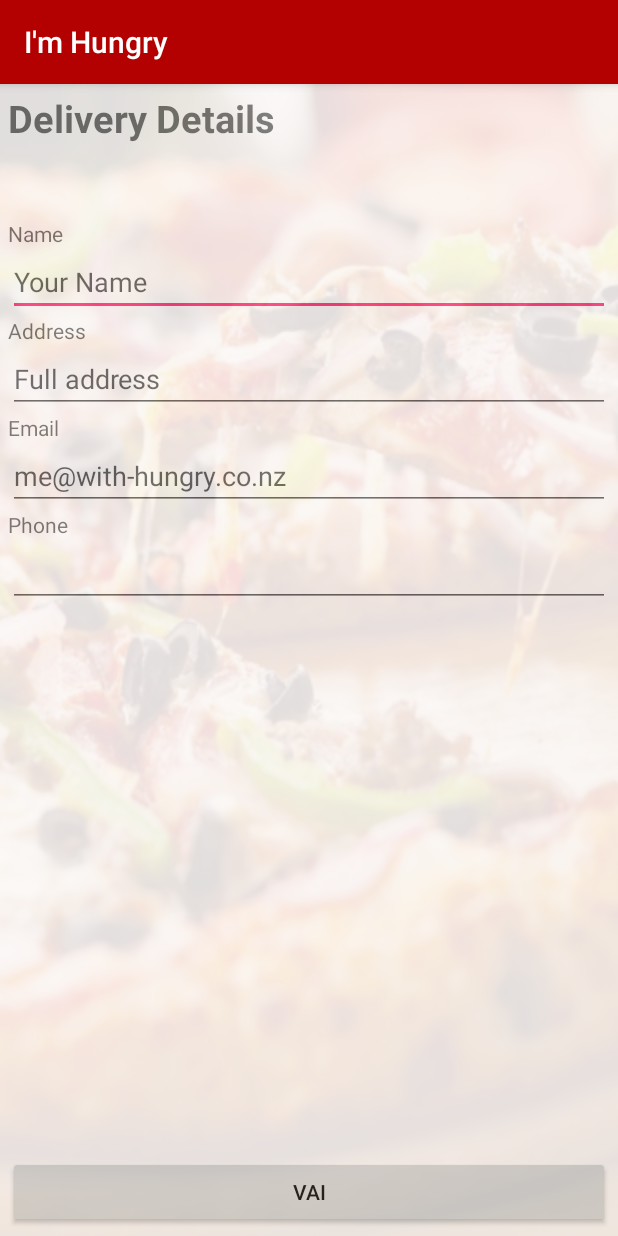
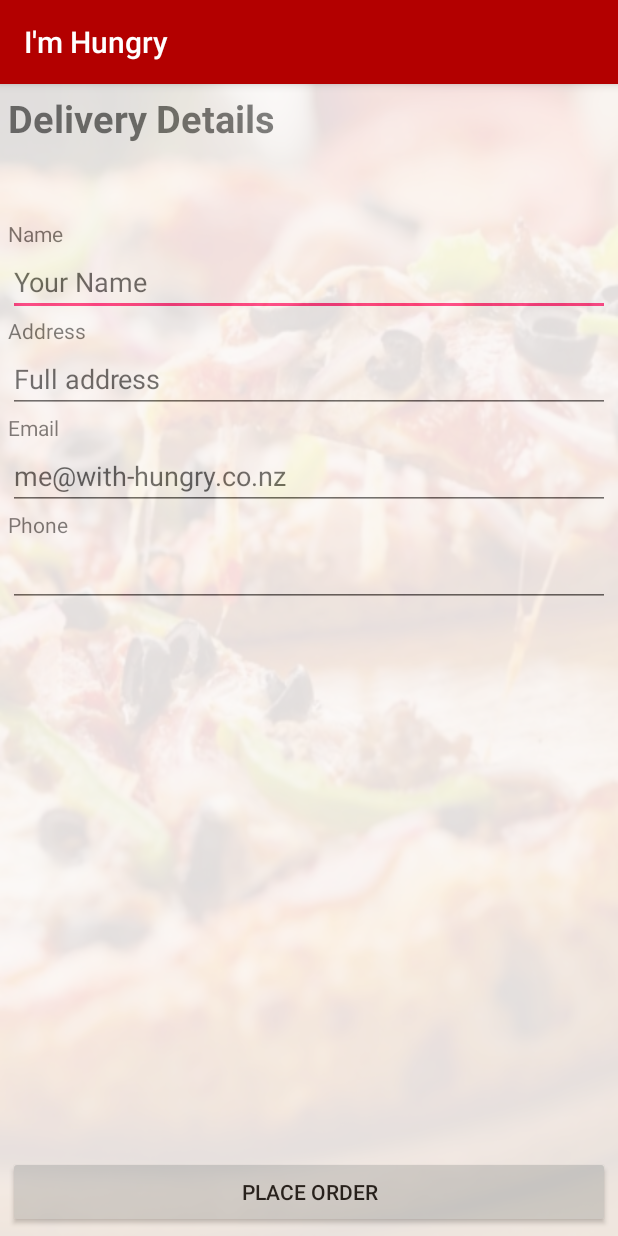
Before and after one commit to daniel-salgado/ImHungry, an Android app: the DeliveryDetailsActivity screen opened directly, with no data from a screen before it, on a phone screen of 412 x 824 dp. Run offline under Robolectric (Android 15) with nearby library versions, the phone set to English and light mode, and no system bars.

Commit message:
Some details

```diff
--- a/app/src/main/res/anim/grow_from_middle.xml
+++ b/app/src/main/res/anim/grow_from_middle.xml
@@ -1,4 +1,5 @@
 <?xml version="1.0" encoding="utf-8"?>
+<!--https://stackoverflow.com/questions/8570906/android-flip-animation-using-xml-for-animation-in-android -->
 <set xmlns:android="http://schemas.android.com/apk/res/android">
     <scale
         android:interpolator="@android:anim/linear_interpolator"
@@ -15,5 +16,3 @@
         android:startOffset="200"
         android:duration="200"/>
 </set>
-
-    <!--https://stackoverflow.com/questions/8570906/android-flip-animation-using-xml-for-animation-in-android -->
--- a/app/src/main/res/anim/shrink_to_middle.xml
+++ b/app/src/main/res/anim/shrink_to_middle.xml
@@ -1,4 +1,5 @@
 <?xml version="1.0" encoding="utf-8"?>
+<!--https://stackoverflow.com/questions/8570906/android-flip-animation-using-xml-for-animation-in-android -->
 <set xmlns:android="http://schemas.android.com/apk/res/android">
     <scale
         android:interpolator="@android:anim/linear_interpolator"
@@ -13,5 +14,3 @@
         android:toXDelta="50%"
         android:duration="200"/>
 </set>
-
-    <!--https://stackoverflow.com/questions/8570906/android-flip-animation-using-xml-for-animation-in-android -->
--- a/app/src/main/res/layout/activity_delivery_details.xml
+++ b/app/src/main/res/layout/activity_delivery_details.xml
@@ -18,8 +18,8 @@
         <LinearLayout
             android:layout_width="match_parent"
             android:layout_height="match_parent"
-            android:orientation="vertical"
-            android:layout_margin="5dp">
+            android:layout_margin="5dp"
+            android:orientation="vertical">
 
 
             <TextView
@@ -95,7 +95,7 @@
                         android:id="@+id/txtClientPhoneNumber"
                         android:layout_width="match_parent"
                         android:layout_height="wrap_content"
-                    android:inputType="phone" />
+                        android:inputType="text|number|phone" />
 
                 </LinearLayout>
 
@@ -112,7 +112,7 @@
                         android:layout_width="match_parent"
                         android:layout_height="wrap_content"
                         android:onClick="btnPlaceOrder"
-                    android:text="Vai" />
+                        android:text="@string/place_order" />
 
                 </LinearLayout>
 
--- a/app/src/main/res/values/strings.xml
+++ b/app/src/main/res/values/strings.xml
@@ -13,4 +13,5 @@
     <string name="your_name">Your Name</string>
     <string name="address">Address</string>
     <string name="address_full">Full address</string>
+    <string name="place_order">Place Order</string>
 </resources>
```
Also changed, not shown: app/src/main/java/br/com/dssproject/imhungry/view/OrderDetailsActivity.java (+2 -5 lines), app/src/main/res/layout/food_row_layout.xml (+3 -4 lines), 2 other files. Lines whose indentation alone changed are shown as unchanged.
